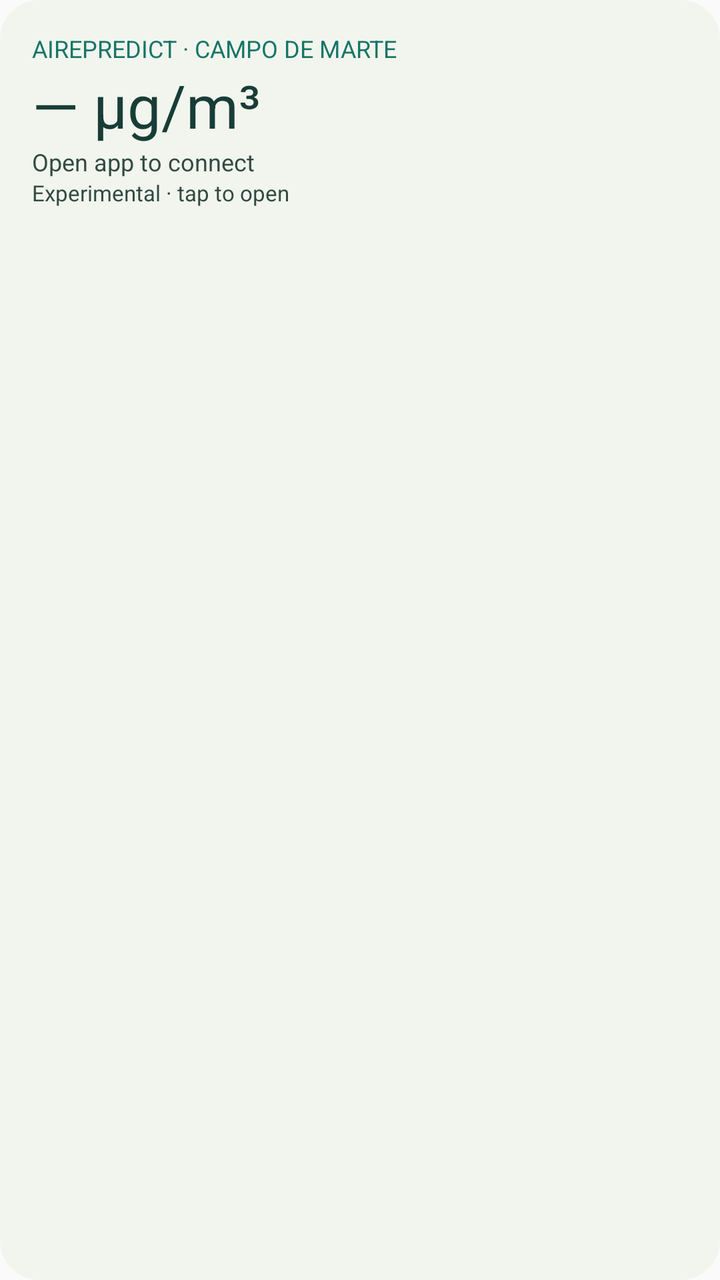
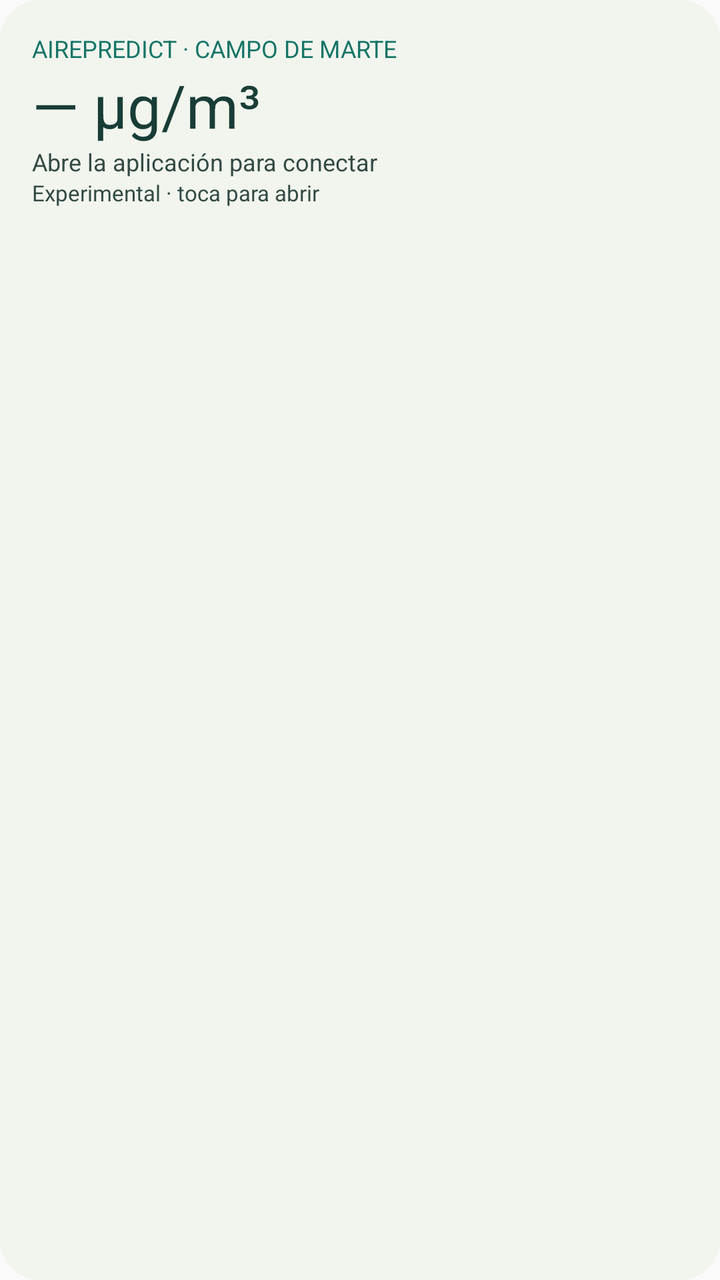

The first picture is an Android layout as it rendered before a commit; the second is the same layout after the commit. The layout source and the unified diff follow.
<!-- AndroidManifest.xml: application theme android:Theme.Material.Light.NoActionBar -->
<!-- res/layout/forecast_widget.xml -->
<LinearLayout xmlns:android="http://schemas.android.com/apk/res/android" android:id="@+id/widget_root" android:layout_width="match_parent" android:layout_height="match_parent" android:orientation="vertical" android:background="@drawable/widget_background">
    <TextView android:layout_width="match_parent" android:layout_height="wrap_content" android:text="AIREPREDICT · CAMPO DE MARTE" android:textColor="#167567" android:textSize="12sp"/>
    <TextView android:id="@+id/widget_value" android:layout_width="match_parent" android:layout_height="wrap_content" android:text="— µg/m³" android:textColor="#183D36" android:textSize="30sp"/>
    <TextView android:id="@+id/widget_status" android:layout_width="match_parent" android:layout_height="wrap_content" android:text="Open app to connect" android:textColor="#334A43" android:textSize="12sp"/>
    <TextView android:id="@+id/widget_time" android:layout_width="match_parent" android:layout_height="wrap_content" android:text="Experimental · tap to open" android:textColor="#334A43" android:textSize="11sp"/>
</LinearLayout>
<!-- resources referenced by this layout -->
<resources>
  <!-- drawable widget_background (drawable) -->
  <shape xmlns:android="http://schemas.android.com/apk/res/android"><solid android:color="#F1F5EE"/><corners android:radius="20dp"/><padding android:left="16dp" android:top="16dp" android:right="16dp" android:bottom="16dp"/></shape>
</resources>

<!-- the commit's change to res/layout/forecast_widget.xml (unified diff, before → after) -->
@@ -1,6 +1,6 @@
 <LinearLayout xmlns:android="http://schemas.android.com/apk/res/android" android:id="@+id/widget_root" android:layout_width="match_parent" android:layout_height="match_parent" android:orientation="vertical" android:background="@drawable/widget_background">
     <TextView android:layout_width="match_parent" android:layout_height="wrap_content" android:text="AIREPREDICT · CAMPO DE MARTE" android:textColor="#167567" android:textSize="12sp"/>
     <TextView android:id="@+id/widget_value" android:layout_width="match_parent" android:layout_height="wrap_content" android:text="— µg/m³" android:textColor="#183D36" android:textSize="30sp"/>
-    <TextView android:id="@+id/widget_status" android:layout_width="match_parent" android:layout_height="wrap_content" android:text="Open app to connect" android:textColor="#334A43" android:textSize="12sp"/>
-    <TextView android:id="@+id/widget_time" android:layout_width="match_parent" android:layout_height="wrap_content" android:text="Experimental · tap to open" android:textColor="#334A43" android:textSize="11sp"/>
+    <TextView android:id="@+id/widget_status" android:layout_width="match_parent" android:layout_height="wrap_content" android:text="Abre la aplicación para conectar" android:textColor="#334A43" android:textSize="12sp"/>
+    <TextView android:id="@+id/widget_time" android:layout_width="match_parent" android:layout_height="wrap_content" android:text="Experimental · toca para abrir" android:textColor="#334A43" android:textSize="11sp"/>
 </LinearLayout>
